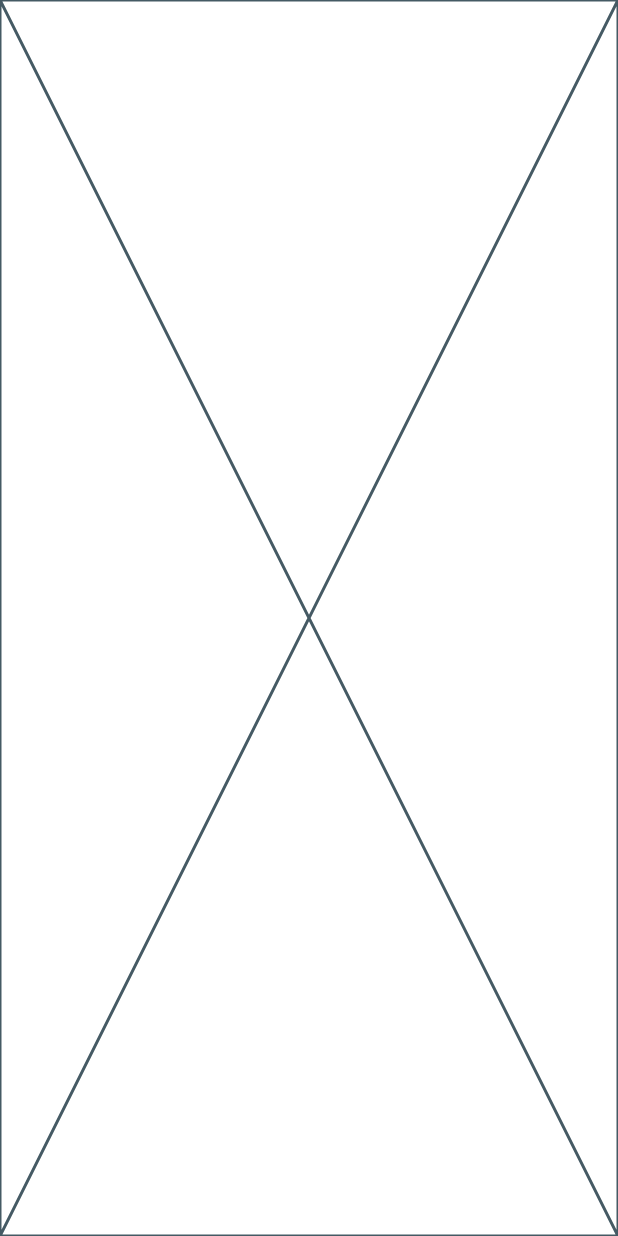
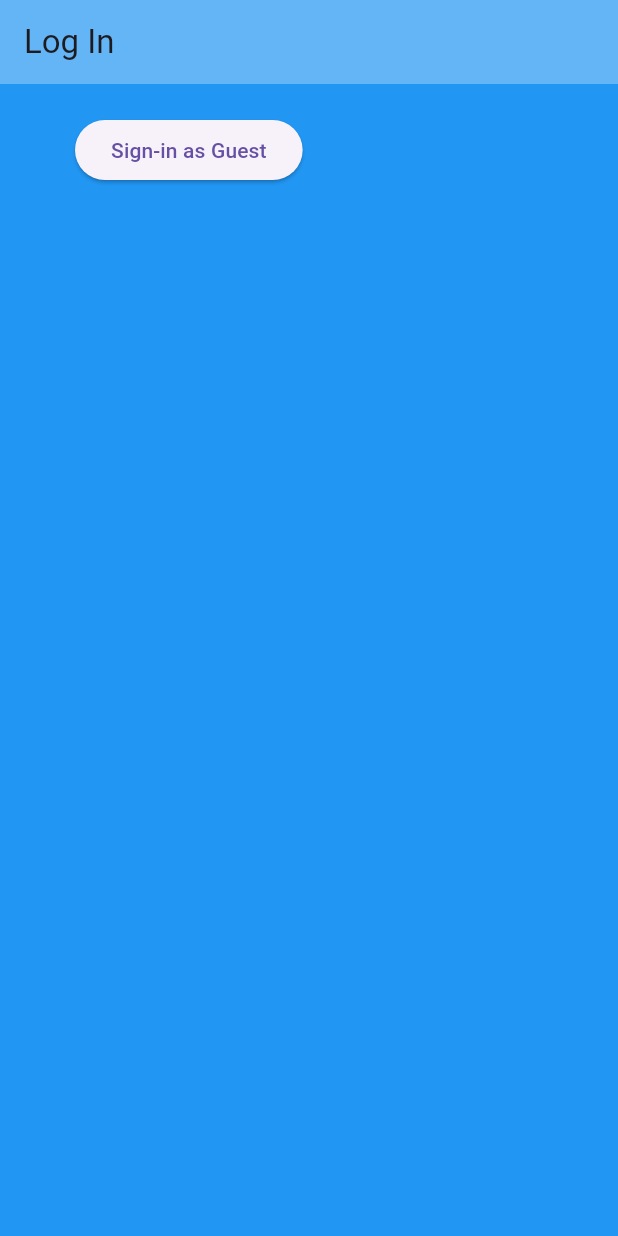
Before and after one commit to storytellerksu/storyteller_ai, a Flutter app: the screen it shows after launch, on a phone screen of 412 x 824 dp. Run offline on Flutter 3.47's test engine with Material 3 defaults, Android fonts, the phone set to English and light mode, and no system bars; our stand-ins replace firebase_auth, firebase_core; accounts and stored records are empty.

Commit message:
Added Guest Log In
Implemented Guest Log In

```diff
--- a/lib/pages/auth/authentication_page.dart
+++ b/lib/pages/auth/authentication_page.dart
@@ -1,4 +1,5 @@
 import 'package:flutter/material.dart';
+import 'package:storytellerai/pages/auth/login_page.dart';
 
 class Authenticate extends StatefulWidget {
   const Authenticate({super.key});
@@ -11,7 +12,7 @@ class _AuthenticateState extends State<Authenticate> {
   @override
   Widget build(BuildContext context) {
     return Container(
-      child: Text("Authenticate Page"),
+      child: Login(),
     );
   }
 }
--- a/lib/pages/auth/login_page.dart
+++ b/lib/pages/auth/login_page.dart
@@ -1,10 +1,41 @@
+import 'dart:developer';
+
 import 'package:flutter/material.dart';
+import 'package:storytellerai/services/auth.dart';
 
-class MyWidget extends StatelessWidget {
-  const MyWidget({super.key});
+class Login extends StatefulWidget {
+  const Login({super.key});
+
+  @override
+  State<Login> createState() => _LoginState();
+}
+
+class _LoginState extends State<Login> {
+  final AuthorizationService auth = AuthorizationService();
 
   @override
   Widget build(BuildContext context) {
-    return const Placeholder();
+    return Scaffold(
+      backgroundColor: Colors.blue,
+      appBar: AppBar(
+        backgroundColor: Colors.blue[300],
+        elevation: 0,
+        title: Text("Log In"),
+      ),
+      body: Container(
+          padding: EdgeInsets.symmetric(vertical: 20, horizontal: 50),
+          child: ElevatedButton(
+            onPressed: () async {
+              dynamic result = await auth.guestSignIn();
+              if (result == null) {
+                print("Error Logging In");
+              } else {
+                print("Logging In");
+                print(result.uid);
+              }
+            },
+            child: Text("Sign-in as Guest"),
+          )),
+    );
   }
 }
--- a/lib/pages/wrapper.dart
+++ b/lib/pages/wrapper.dart
@@ -1,4 +1,6 @@
 import 'package:flutter/material.dart';
+
+import 'auth/authentication_page.dart';
 
 class Wrapper extends StatefulWidget {
   const Wrapper({super.key});
@@ -11,6 +13,6 @@ class _WrapperState extends State<Wrapper> {
   @override
   Widget build(BuildContext context) {
     //return home or authenticate widget
-    return const Placeholder();
+    return Authenticate();
   }
 }
--- /dev/null
+++ b/lib/services/myUser.dart
@@ -0,0 +1,5 @@
+class myUser {
+  final String? uid;
+
+  myUser({this.uid});
+}
```
Also changed, not shown: lib/services/auth.dart (added, +36 -0 lines).
